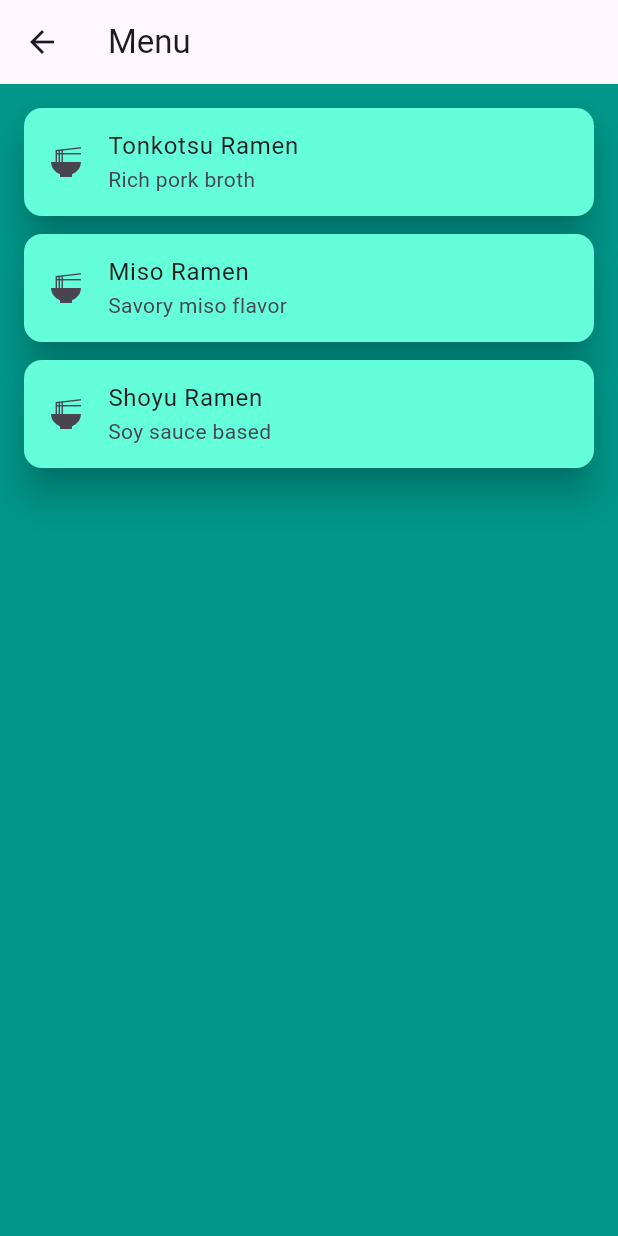
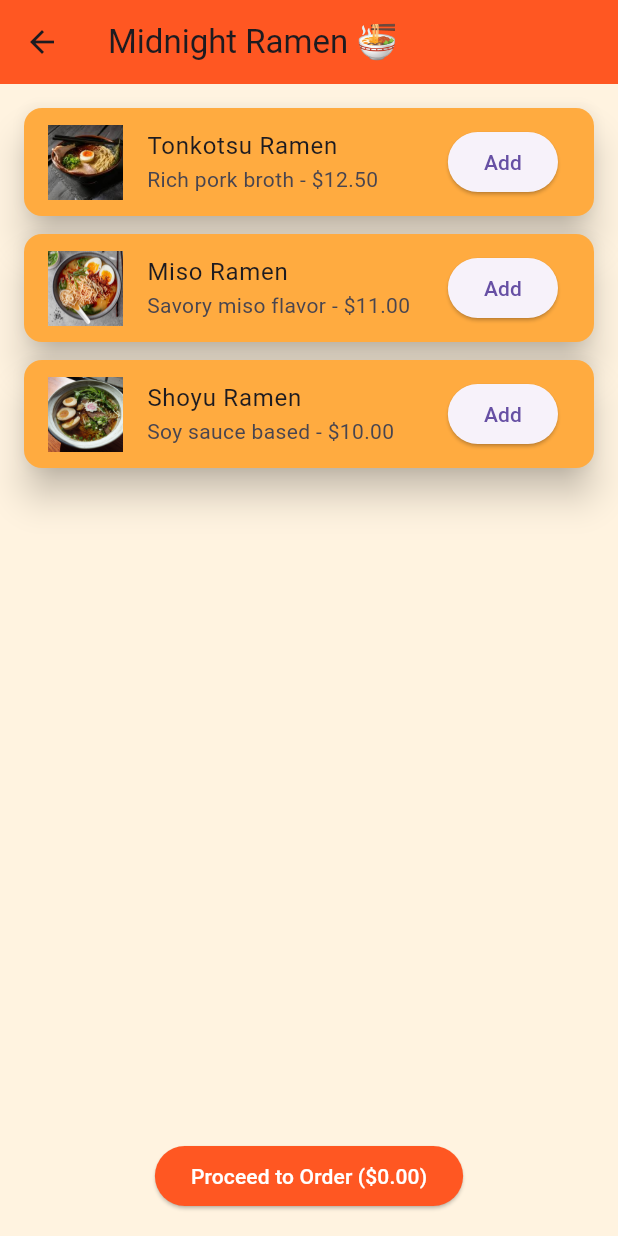
Before and after one commit to xiaoyuan31/flutter_midnight_ramen, a Flutter app: the screen it shows after launch, after a tap on "Menu", on a phone screen of 412 x 824 dp. Run offline on Flutter 3.47's test engine with Material 3 defaults, Android fonts, the phone set to English and light mode, and no system bars.

Commit message:
Polish UI

```diff
--- a/lib/main.dart
+++ b/lib/main.dart
@@ -39,6 +39,10 @@ class _HomePageState extends State<HomePage> {
           ),
           const SizedBox(height: 20),
           ElevatedButton(
+            style: ElevatedButton.styleFrom(
+              backgroundColor: Colors.deepOrange,
+              foregroundColor: Colors.white,
+            ),
             onPressed: () {
               Navigator.push(
                 context,
@@ -49,6 +53,10 @@ class _HomePageState extends State<HomePage> {
           ),
           const SizedBox(height: 12),
           ElevatedButton(
+            style: ElevatedButton.styleFrom(
+              backgroundColor: Colors.deepOrange,
+              foregroundColor: Colors.white,
+            ),
             onPressed: () {
               Navigator.push(
                 context,
--- a/lib/menu_page.dart
+++ b/lib/menu_page.dart
@@ -1,20 +1,99 @@
 import 'package:flutter/material.dart';
+import 'package:flutter_midnight_ramen/order_page.dart';
 import 'widgets/menu_item_card.dart';
+import 'models/menu_item.dart';
 
-class MenuPage extends StatelessWidget {
+class MenuPage extends StatefulWidget {
   const MenuPage({super.key});
+
+  @override
+  State<MenuPage> createState() => _MenuPageState();
+}
+
+class _MenuPageState extends State<MenuPage> {
+  final List<MenuItem> orderItems = [];
+
+  final List<MenuItem> menuItems = [
+    MenuItem(
+      name: 'Tonkotsu Ramen',
+      description: 'Rich pork broth',
+      price: 12.5,
+      image: 'assets/images/tonkotsu.jpg',
+    ),
+    MenuItem(
+      name: 'Miso Ramen',
+      description: 'Savory miso flavor',
+      price: 11.0,
+      image: 'assets/images/miso.jpg',
+    ),
+    MenuItem(
+      name: 'Shoyu Ramen',
+      description: 'Soy sauce based',
+      price: 10.0,
+      image: 'assets/images/shoyu.jpg',
+    ),
+  ];
+
+  double get total =>
+      orderItems.fold(0, (previous, item) => previous + item.price);
 
   @override
   Widget build(BuildContext context) {
     return Scaffold(
-      appBar: AppBar(title: const Text('Menu')),
-      backgroundColor: Colors.teal,
-      body: ListView(
-        padding: const EdgeInsets.all(16),
-        children: const [
-          MenuItemCard(title: 'Tonkotsu Ramen', description: 'Rich pork broth'),
-          MenuItemCard(title: 'Miso Ramen', description: 'Savory miso flavor'),
-          MenuItemCard(title: 'Shoyu Ramen', description: 'Soy sauce based'),
+      appBar: AppBar(
+        title: const Text('Midnight Ramen 🍜'),
+        backgroundColor: Colors.deepOrange,
+      ),
+      backgroundColor: Colors.orange.shade50,
+      body: Column(
+        children: [
+          Expanded(
+            child: ListView.builder(
+              padding: const EdgeInsets.all(16),
+              itemCount: menuItems.length,
+              itemBuilder: (context, index) {
+                final item = menuItems[index];
+                return MenuItemCard(
+                  item: item,
+                  onAdd: () {
+                    setState(() {
+                      orderItems.add(item);
+                    });
+                    ScaffoldMessenger.of(context).showSnackBar(
+                      SnackBar(content: Text('${item.name} added to order')),
+                    );
+                  },
+                );
+              },
+            ),
+          ),
+          Padding(
+            padding: const EdgeInsets.all(16),
+            child: ElevatedButton(
+              style: ElevatedButton.styleFrom(
+                backgroundColor: Colors.deepOrange,
+                foregroundColor: Colors.white,
+              ),
+              onPressed: () {
+                if (orderItems.isEmpty) {
+                  ScaffoldMessenger.of(context).showSnackBar(
+                    const SnackBar(content: Text('No items in order!')),
+                  );
+                  return;
+                }
+                Navigator.push(
+                  context,
+                  MaterialPageRoute(
+                    builder: (context) => OrderPage(
+                      prefilledItems: orderItems,
+                      totalPrice: total,
+                    ),
+                  ),
+                );
+              },
+              child: Text('Proceed to Order (\$${total.toStringAsFixed(2)})'),
+            ),
+          ),
         ],
       ),
     );
--- /dev/null
+++ b/lib/models/menu_item.dart
@@ -0,0 +1,13 @@
+class MenuItem {
+  final String name;
+  final String description;
+  final double price;
+  final String image;
+
+  MenuItem({
+    required this.name,
+    required this.description,
+    required this.price,
+    required this.image,
+  });
+}
--- a/lib/order_page.dart
+++ b/lib/order_page.dart
@@ -1,7 +1,14 @@
 import 'package:flutter/material.dart';
+import 'package:flutter_midnight_ramen/models/menu_item.dart';
 
 class OrderPage extends StatefulWidget {
-  const OrderPage({super.key});
+  final List<MenuItem> prefilledItems;
+  final double totalPrice;
+  const OrderPage({
+    super.key,
+    this.prefilledItems = const [],
+    this.totalPrice = 0,
+  });
 
   @override
   State<StatefulWidget> createState() => _OrderPageState();
@@ -31,11 +38,20 @@ class _OrderPageState extends State<OrderPage> {
       String note = noteController.text;
       int quantity = selectedQuantity;
 
+      String items = widget.prefilledItems.map((e) => e.name).join(', ');
+
       ScaffoldMessenger.of(context).showSnackBar(
         SnackBar(
           content: Text(
-            'Order Submitted!\nName: $name\nPhone: $phone\nQuantity: $quantity\nNote: $note',
+            'Order Submitted!\n'
+            'Items: $items\n'
+            'Name: $name\n'
+            'Phone: $phone\n'
+            'Quantity: $quantity\n'
+            'Note: $note\n'
+            'Total: \$${(widget.totalPrice * quantity).toStringAsFixed(2)}',
           ),
+          duration: const Duration(seconds: 4),
         ),
       );
     }
@@ -117,6 +133,10 @@ class _OrderPageState extends State<OrderPage> {
               ),
               const SizedBox(height: 24),
               ElevatedButton(
+                style: ElevatedButton.styleFrom(
+                  backgroundColor: Colors.deepOrange,
+                  foregroundColor: Colors.white,
+                ),
                 onPressed: submitOrder,
                 child: const Text("Submit Order"),
               ),
--- a/lib/widgets/menu_item_card.dart
+++ b/lib/widgets/menu_item_card.dart
@@ -1,25 +1,30 @@
 import 'package:flutter/material.dart';
+import '../models/menu_item.dart';
 
 class MenuItemCard extends StatelessWidget {
-  final String title;
-  final String description;
+  final MenuItem item;
+  final VoidCallback? onAdd;
 
-  const MenuItemCard({
-    super.key,
-    required this.title,
-    required this.description,
-  });
+  const MenuItemCard({super.key, required this.item, required this.onAdd});
 
   @override
   Widget build(BuildContext context) {
     return Card(
       margin: const EdgeInsets.only(bottom: 12),
       elevation: 10,
-      color: Colors.tealAccent,
+      color: Colors.orangeAccent,
       child: ListTile(
-        leading: const Icon(Icons.ramen_dining),
-        title: Text(title),
-        subtitle: Text(description),
+        leading: Image.asset(
+          item.image,
+          width: 50,
+          height: 50,
+          fit: BoxFit.cover,
+        ),
+        title: Text(item.name),
+        subtitle: Text(
+          '${item.description} - \$${item.price.toStringAsFixed(2)}',
+        ),
+        trailing: ElevatedButton(onPressed: onAdd, child: const Text("Add")),
       ),
     );
   }
--- a/pubspec.yaml
+++ b/pubspec.yaml
@@ -58,8 +58,8 @@ flutter:
   uses-material-design: true
 
   # To add assets to your application, add an assets section, like this:
-  # assets:
-  #   - images/a_dot_burr.jpeg
+  assets:
+    - assets/images/
   #   - images/a_dot_ham.jpeg
 
   # An image asset can refer to one or more resolution-specific "variants", see
```
Also changed, not shown: assets/images/miso.jpg (added), assets/images/shoyu.jpg (added), assets/images/tonkotsu.jpg (added).
